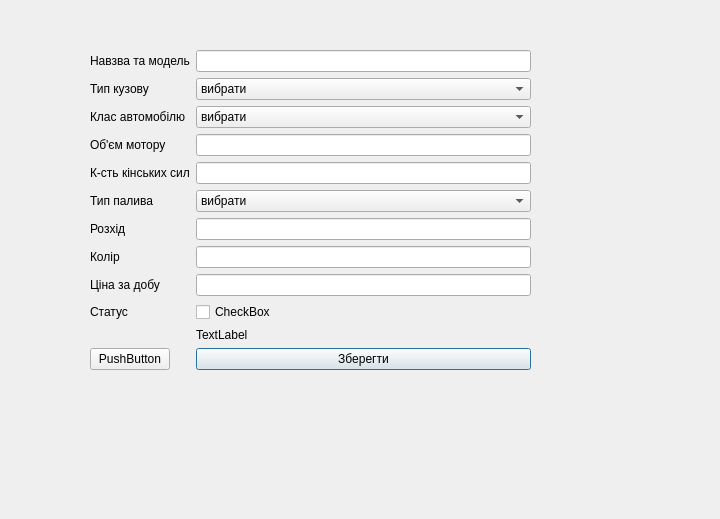
Maxverrr/kursova, file kursova/addcardialog.ui: the form before one commit.
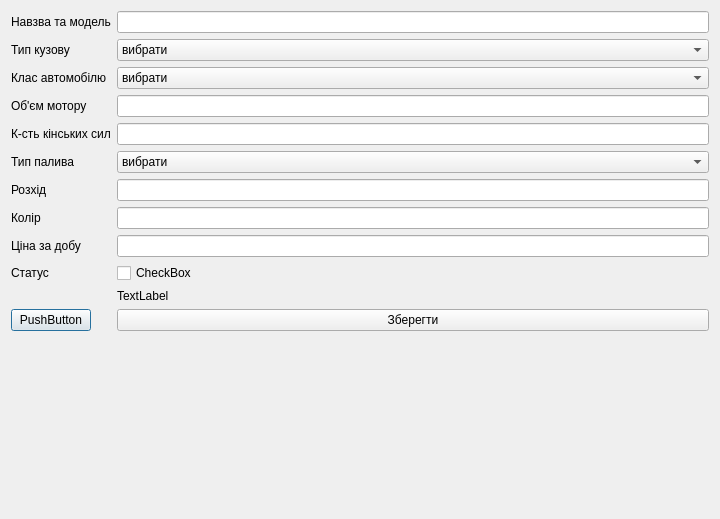
The form after the commit.

What changed in the file:
```diff
--- a/kursova/addcardialog.ui
+++ b/kursova/addcardialog.ui
@@ -13,15 +13,8 @@
   <property name="windowTitle">
    <string>Dialog</string>
   </property>
-  <widget class="QWidget" name="formLayoutWidget">
-   <property name="geometry">
-    <rect>
-     <x>90</x>
-     <y>50</y>
-     <width>441</width>
-     <height>421</height>
-    </rect>
-   </property>
+  <layout class="QGridLayout" name="gridLayout">
+   <item row="0" column="0">
    <layout class="QFormLayout" name="formLayout">
     <item row="0" column="0">
      <widget class="QLabel" name="label_2">
@@ -190,6 +183,13 @@
       </property>
      </widget>
     </item>
+     <item row="11" column="0">
+      <widget class="QPushButton" name="pbAddPhoto">
+       <property name="text">
+        <string>PushButton</string>
+       </property>
+      </widget>
+     </item>
     <item row="11" column="1">
      <widget class="QPushButton" name="pbAccepted">
       <property name="text">
@@ -204,15 +204,9 @@
       </property>
      </widget>
     </item>
-    <item row="11" column="0">
-     <widget class="QPushButton" name="pbAddPhoto">
-      <property name="text">
-       <string>PushButton</string>
-      </property>
-     </widget>
-    </item>
-   </layout>
-  </widget>
+    </layout>
+   </item>
+  </layout>
  </widget>
  <resources/>
  <connections/>
```
Lines whose indentation alone changed are shown as unchanged.
